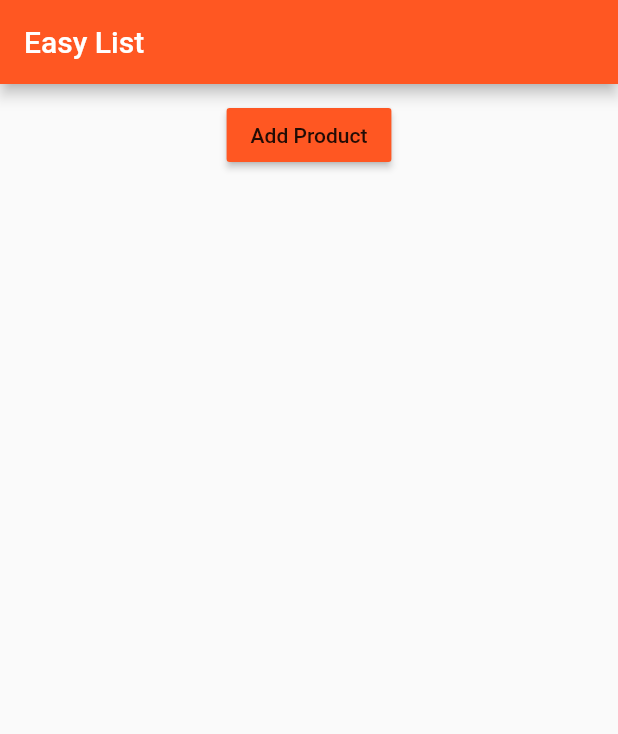
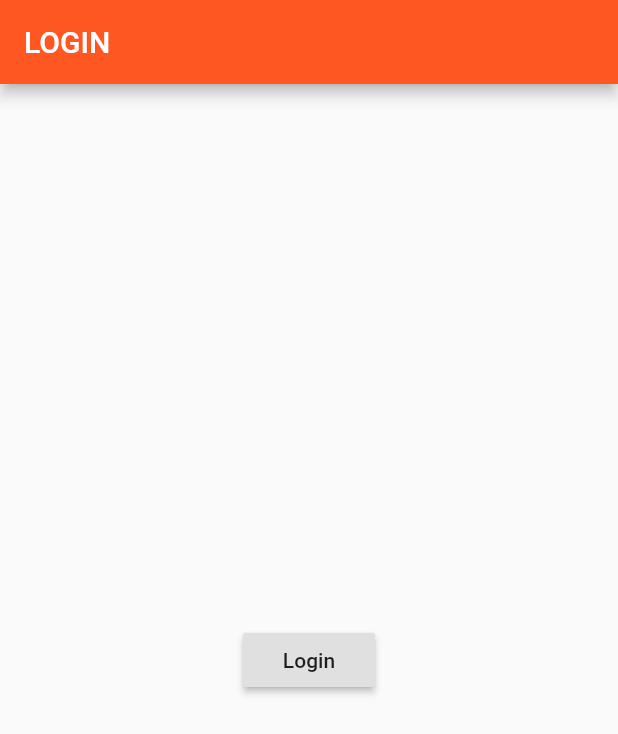
Before and after one commit to weicht/flutter_course, a Flutter app: the screen it shows after launch, on a phone screen of 412 x 824 dp. Shown: the top 734 px of the screen. Run offline on Flutter 3.47's test engine with Material 2 defaults, Android fonts, the phone set to English and light mode, and no system bars.

Commit message:
stubbed in Auth page for navigation.

```diff
--- a/lib/main.dart
+++ b/lib/main.dart
@@ -1,6 +1,6 @@
 import 'package:flutter/material.dart';
 
-import './pages/home.dart';
+import './pages/auth.dart';
 
 void main() {
 //  debugPaintSizeEnabled = true;
@@ -19,7 +19,7 @@ class MyApp extends StatelessWidget {
           primarySwatch: Colors.deepOrange,
           accentColor: Colors.purple
         ),
-        home: HomePage(),
+        home: AuthPage(),
     );
   }
 }
--- /dev/null
+++ b/lib/pages/auth.dart
@@ -0,0 +1,25 @@
+import 'package:flutter/material.dart';
+
+import './products.dart';
+
+class AuthPage extends StatelessWidget {
+  @override
+  Widget build(BuildContext context) {
+    // TODO: implement build
+    return Scaffold(
+        appBar: AppBar(
+          title: Text('LOGIN'),
+        ),
+        body: Center(
+          child: RaisedButton(
+              child: Text('Login'),
+              onPressed: () {
+                Navigator.pushReplacement(
+                  context,
+                  MaterialPageRoute(
+                      builder: (BuildContext context) => ProductsPage()),
+                );
+              }),
+        ));
+  }
+}
--- a/lib/pages/home.dart
+++ b/lib/pages/products.dart
@@ -2,7 +2,7 @@ import 'package:flutter/material.dart';
 
 import '../product_manager.dart';
 
-class HomePage extends StatelessWidget {
+class ProductsPage extends StatelessWidget {
   @override
   Widget build(BuildContext context) {
     return Scaffold(
```
